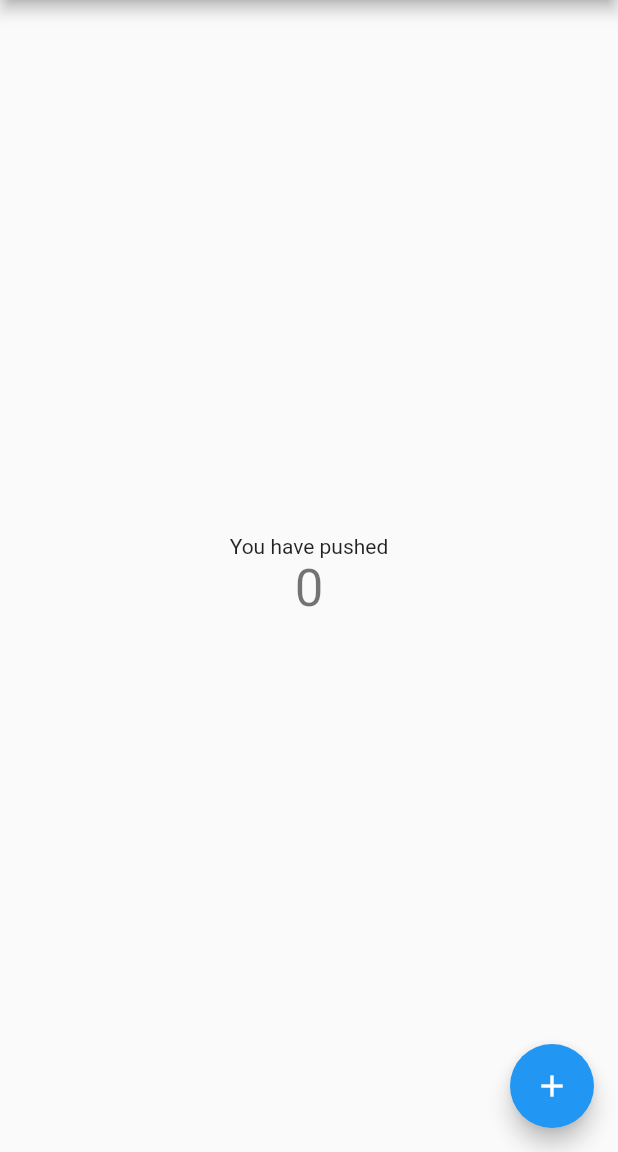
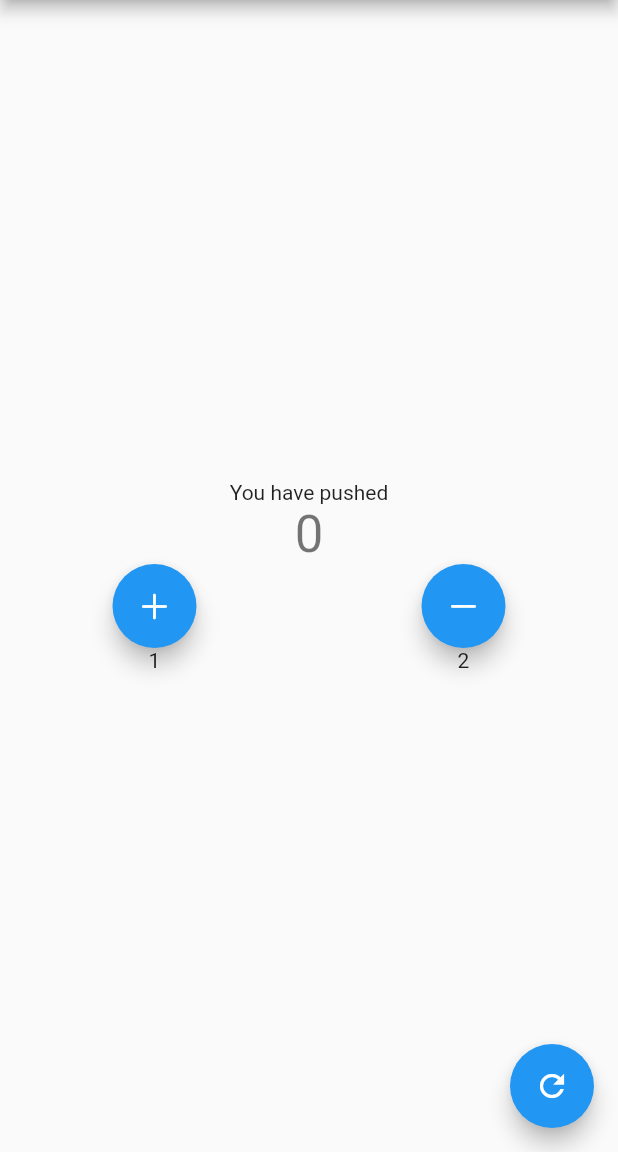
Before and after one commit to takumi1005/riverpod_countup, a Flutter app: the screen it shows after launch, on a phone screen of 412 x 824 dp, the part 84-1236 px from its top. Run offline on Flutter 3.47's test engine with Material 2 defaults, Android fonts, the phone set to English and light mode, and no system bars; our stand-ins replace flutter_riverpod.

Commit message:
Change appearance

```diff
--- a/lib/main.dart
+++ b/lib/main.dart
@@ -1,3 +1,4 @@
+import 'package:flutter/cupertino.dart';
 import 'package:flutter/material.dart';
 import 'package:flutter_riverpod/flutter_riverpod.dart';
 import 'package:riverpod_countup/provider.dart';
@@ -52,13 +53,30 @@ class _MyHomePageState extends ConsumerState<MyHomePage> {
               ref.watch(countProvider).toString(),
               style: Theme.of(context).textTheme.headline4,
             ),
+            Row(
+              mainAxisAlignment: MainAxisAlignment.spaceAround,
+              children: [
+                FloatingActionButton(
+                  onPressed: () => ref.read(countProvider.state).state++,
+                  child: const Icon(CupertinoIcons.plus),
+                ),
+                FloatingActionButton(
+                  onPressed: () => ref.read(countProvider.state).state++,
+                  child: const Icon(CupertinoIcons.minus),
+                ),
+              ],
+            ),
+            Row(
+              mainAxisAlignment: MainAxisAlignment.spaceAround,
+              children: const [Text('1'), Text('2')],
+            ),
           ],
         ),
       ),
       floatingActionButton: FloatingActionButton(
         onPressed: () => ref.read(countProvider.state).state++,
         tooltip: 'Increment',
-        child: const Icon(Icons.add),
+        child: const Icon(Icons.refresh),
       ),
     );
   }
```
